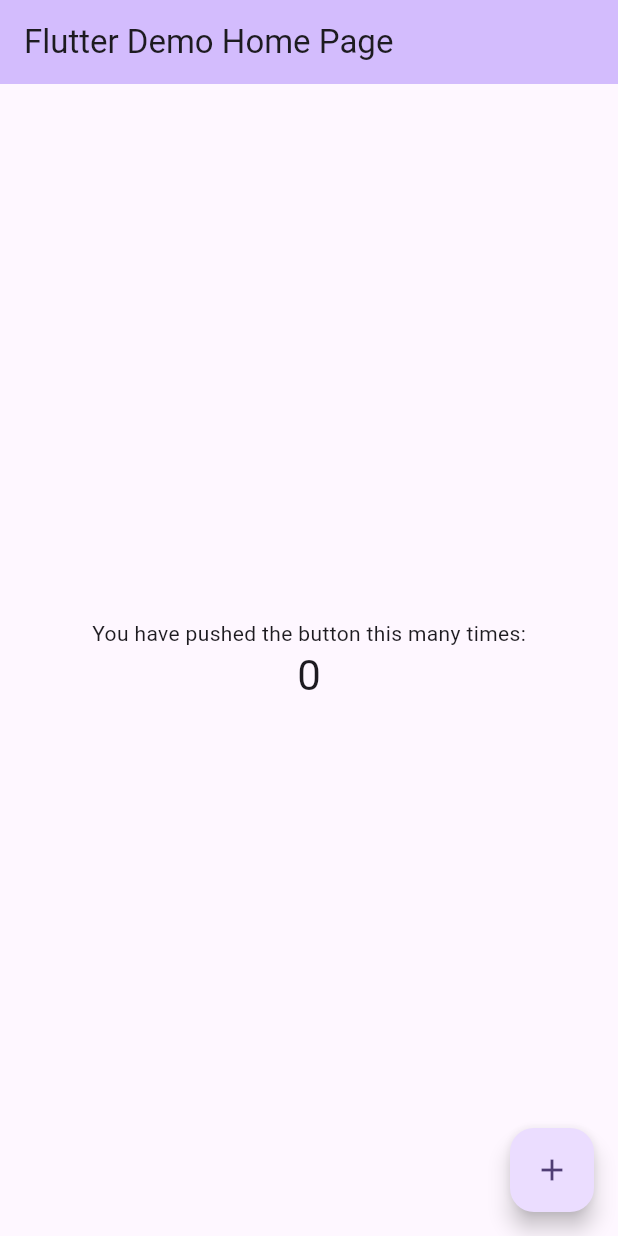
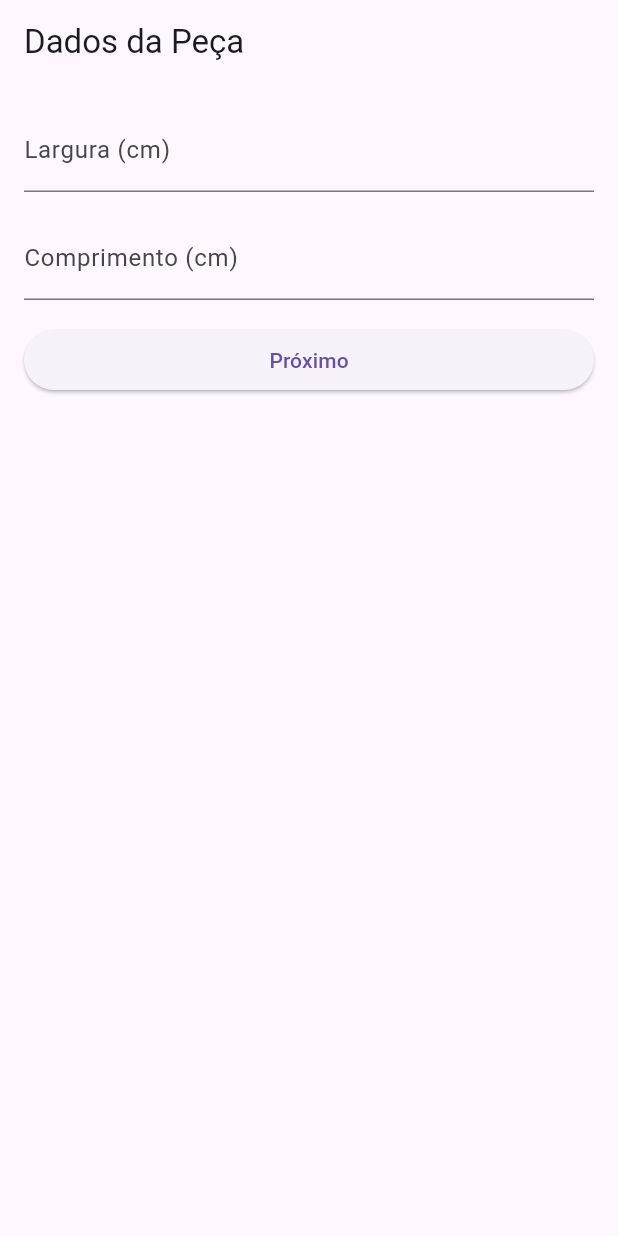
Before and after one commit to rocasouza/calculadora_mdf, a Flutter app: the screen it shows after launch, on a phone screen of 412 x 824 dp. Run offline on Flutter 3.47's test engine with Material 3 defaults, Android fonts, the phone set to English and light mode, and no system bars.

Commit message:
update MVC structure

```diff
--- a/lib/main.dart
+++ b/lib/main.dart
@@ -1,125 +1,15 @@
+// main.dart
 import 'package:flutter/material.dart';
+import 'package:calculadora_mdf/view/piece_view.dart';
+import 'package:calculadora_mdf/view/mdf_sheet_view.dart';
 
 void main() {
-  runApp(const MyApp());
+  runApp(MaterialApp(
+    title: 'Calculadora MDF',
+    initialRoute: '/',
+    routes: {
+      '/': (context) => PieceView(),
+      '/mdf_sheet': (context) => MDFSheetView(),
+    },
+  ));
 }
-
-class MyApp extends StatelessWidget {
-  const MyApp({super.key});
-
-  // This widget is the root of your application.
-  @override
-  Widget build(BuildContext context) {
-    return MaterialApp(
-      title: 'Flutter Demo',
-      theme: ThemeData(
-        // This is the theme of your application.
-        //
-        // TRY THIS: Try running your application with "flutter run". You'll see
-        // the application has a purple toolbar. Then, without quitting the app,
-        // try changing the seedColor in the colorScheme below to Colors.green
-        // and then invoke "hot reload" (save your changes or press the "hot
-        // reload" button in a Flutter-supported IDE, or press "r" if you used
-        // the command line to start the app).
-        //
-        // Notice that the counter didn't reset back to zero; the application
-        // state is not lost during the reload. To reset the state, use hot
-        // restart instead.
-        //
-        // This works for code too, not just values: Most code changes can be
-        // tested with just a hot reload.
-        colorScheme: ColorScheme.fromSeed(seedColor: Colors.deepPurple),
-        useMaterial3: true,
-      ),
-      home: const MyHomePage(title: 'Flutter Demo Home Page'),
-    );
-  }
-}
-
-class MyHomePage extends StatefulWidget {
-  const MyHomePage({super.key, required this.title});
-
-  // This widget is the home page of your application. It is stateful, meaning
-  // that it has a State object (defined below) that contains fields that affect
-  // how it looks.
-
-  // This class is the configuration for the state. It holds the values (in this
-  // case the title) provided by the parent (in this case the App widget) and
-  // used by the build method of the State. Fields in a Widget subclass are
-  // always marked "final".
-
-  final String title;
-
-  @override
-  State<MyHomePage> createState() => _MyHomePageState();
-}
-
-class _MyHomePageState extends State<MyHomePage> {
-  int _counter = 0;
-
-  void _incrementCounter() {
-    setState(() {
-      // This call to setState tells the Flutter framework that something has
-      // changed in this State, which causes it to rerun the build method below
-      // so that the display can reflect the updated values. If we changed
-      // _counter without calling setState(), then the build method would not be
-      // called again, and so nothing would appear to happen.
-      _counter++;
-    });
-  }
-
-  @override
-  Widget build(BuildContext context) {
-    // This method is rerun every time setState is called, for instance as done
-    // by the _incrementCounter method above.
-    //
-    // The Flutter framework has been optimized to make rerunning build methods
-    // fast, so that you can just rebuild anything that needs updating rather
-    // than having to individually change instances of widgets.
-    return Scaffold(
-      appBar: AppBar(
-        // TRY THIS: Try changing the color here to a specific color (to
-        // Colors.amber, perhaps?) and trigger a hot reload to see the AppBar
-        // change color while the other colors stay the same.
-        backgroundColor: Theme.of(context).colorScheme.inversePrimary,
-        // Here we take the value from the MyHomePage object that was created by
-        // the App.build method, and use it to set our appbar title.
-        title: Text(widget.title),
-      ),
-      body: Center(
-        // Center is a layout widget. It takes a single child and positions it
-        // in the middle of the parent.
-        child: Column(
-          // Column is also a layout widget. It takes a list of children and
-          // arranges them vertically. By default, it sizes itself to fit its
-          // children horizontally, and tries to be as tall as its parent.
-          //
-          // Column has various properties to control how it sizes itself and
-          // how it positions its children. Here we use mainAxisAlignment to
-          // center the children vertically; the main axis here is the vertical
-          // axis because Columns are vertical (the cross axis would be
-          // horizontal).
-          //
-          // TRY THIS: Invoke "debug painting" (choose the "Toggle Debug Paint"
-          // action in the IDE, or press "p" in the console), to see the
-          // wireframe for each widget.
-          mainAxisAlignment: MainAxisAlignment.center,
-          children: <Widget>[
-            const Text(
-              'You have pushed the button this many times:',
-            ),
-            Text(
-              '$_counter',
-              style: Theme.of(context).textTheme.headlineMedium,
-            ),
-          ],
-        ),
-      ),
-      floatingActionButton: FloatingActionButton(
-        onPressed: _incrementCounter,
-        tooltip: 'Increment',
-        child: const Icon(Icons.add),
-      ), // This trailing comma makes auto-formatting nicer for build methods.
-    );
-  }
-}
--- /dev/null
+++ b/lib/model/mdf_sheet.dart
@@ -0,0 +1,8 @@
+// mdf_sheet.dart
+class MDFSheet {
+  final double width = 185; // Largura da chapa de MDF em cm
+  final double length = 275; // Comprimento da chapa de MDF em cm
+  double pricePerSheet; // Preço da chapa de MDF
+
+  MDFSheet({required this.pricePerSheet});
+}
--- /dev/null
+++ b/lib/model/piece.dart
@@ -0,0 +1,7 @@
+// piece.dart
+class Piece {
+  double width; // Largura da peça em cm
+  double length; // Comprimento da peça em cm
+
+  Piece({required this.width, required this.length});
+}
--- /dev/null
+++ b/lib/view/piece_view.dart
@@ -0,0 +1,62 @@
+// piece_view.dart
+import 'package:flutter/material.dart';
+import 'package:calculadora_mdf/model/piece.dart';
+
+class PieceView extends StatefulWidget {
+  @override
+  _PieceViewState createState() => _PieceViewState();
+}
+
+class _PieceViewState extends State<PieceView> {
+  TextEditingController widthController = TextEditingController();
+  TextEditingController lengthController = TextEditingController();
+
+  @override
+  Widget build(BuildContext context) {
+    return Scaffold(
+      appBar: AppBar(
+        title: Text('Dados da Peça'),
+      ),
+      body: Padding(
+        padding: EdgeInsets.all(16.0),
+        child: Column(
+          crossAxisAlignment: CrossAxisAlignment.stretch,
+          children: [
+            TextField(
+              controller: widthController,
+              keyboardType: TextInputType.number,
+              decoration: InputDecoration(
+                labelText: 'Largura (cm)',
+              ),
+            ),
+            SizedBox(height: 16.0),
+            TextField(
+              controller: lengthController,
+              keyboardType: TextInputType.number,
+              decoration: InputDecoration(
+                labelText: 'Comprimento (cm)',
+              ),
+            ),
+            SizedBox(height: 16.0),
+            ElevatedButton(
+              onPressed: () {
+                // Criar objeto Piece com os dados inseridos pelo usuário
+                Piece piece = Piece(
+                  width: double.parse(widthController.text),
+                  length: double.parse(lengthController.text),
+                );
+                // Navegar para a próxima tela (MDFSheetView) passando o objeto Piece
+                Navigator.pushNamed(
+                  context,
+                  '/mdf_sheet',
+                  arguments: piece,
+                );
+              },
+              child: Text('Próximo'),
+            ),
+          ],
+        ),
+      ),
+    );
+  }
+}
```
Also changed, not shown: lib/controller/mdf_calculator.dart (added, +19 -0 lines), lib/view/mdf_sheet_view.dart (added, +88 -0 lines).
